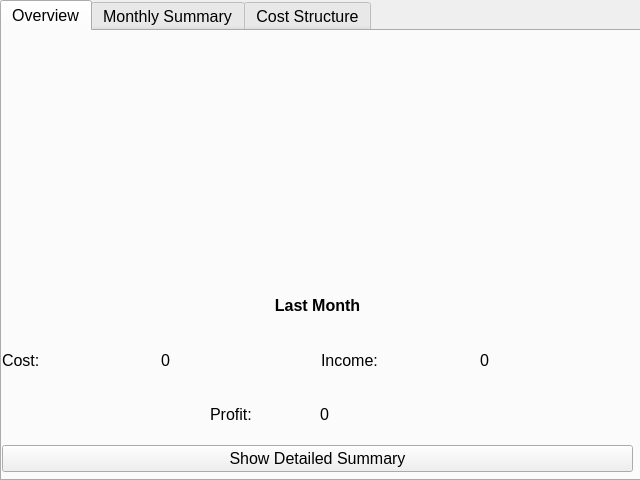
Old version of the form Views/sub_win_accounting.ui in the repository SevReith/Illumination-Game.
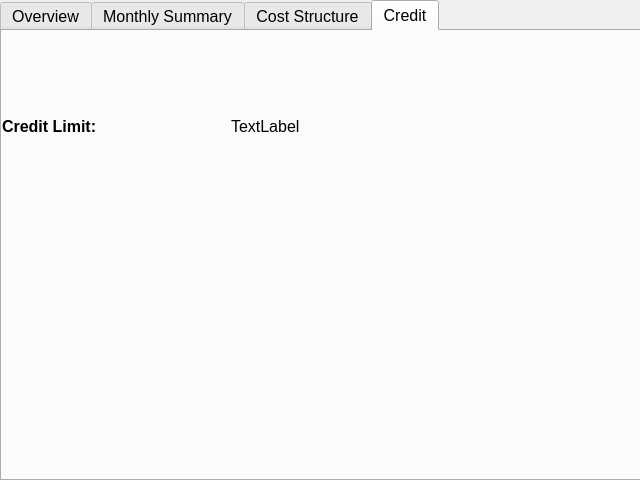
New version of the form. The open tabs and pages were chosen to show the change. Custom widgets are drawn as their Qt base class.

Commit message: Credit limit added in config and UI

```diff
--- a/Views/sub_win_accounting.ui
+++ b/Views/sub_win_accounting.ui
@@ -218,6 +218,43 @@
      </column>
     </widget>
    </widget>
+   <widget class="QWidget" name="tab_4">
+    <attribute name="title">
+     <string>Credit</string>
+    </attribute>
+    <widget class="QWidget" name="gridLayoutWidget">
+     <property name="geometry">
+      <rect>
+       <x>0</x>
+       <y>70</y>
+       <width>451</width>
+       <height>51</height>
+      </rect>
+     </property>
+     <layout class="QGridLayout" name="gridLayout">
+      <item row="0" column="0">
+       <widget class="QLabel" name="lbl_txt_credt">
+        <property name="font">
+         <font>
+          <weight>75</weight>
+          <bold>true</bold>
+         </font>
+        </property>
+        <property name="text">
+         <string>Credit Limit:</string>
+        </property>
+       </widget>
+      </item>
+      <item row="0" column="1">
+       <widget class="QLabel" name="lbl_credit">
+        <property name="text">
+         <string>TextLabel</string>
+        </property>
+       </widget>
+      </item>
+     </layout>
+    </widget>
+   </widget>
   </widget>
  </widget>
  <customwidgets>
```
The commit also changes 3 other files.
